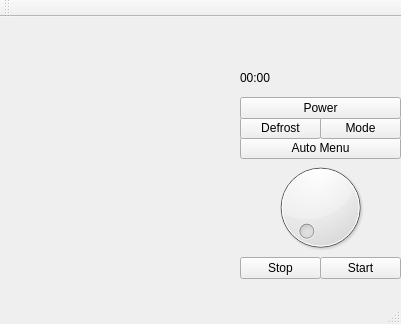
ahmed-bensaad/Microwave, file mainwindow.ui: the form before one commit.
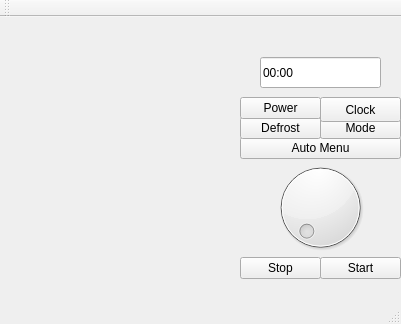
The form after the commit.

Commit message: Minor changes in GUI + first implementation of the statechart (still needs debugging)

The edit to the form file:
```diff
--- a/mainwindow.ui
+++ b/mainwindow.ui
@@ -94,7 +94,7 @@
      <rect>
       <x>240</x>
       <y>80</y>
-      <width>161</width>
+      <width>81</width>
       <height>22</height>
      </rect>
     </property>
@@ -102,13 +102,26 @@
      <string>Power</string>
     </property>
    </widget>
-   <widget class="QLabel" name="label">
+   <widget class="QPushButton" name="clock">
     <property name="geometry">
      <rect>
-      <x>240</x>
+      <x>320</x>
+      <y>80</y>
+      <width>81</width>
+      <height>25</height>
+     </rect>
+    </property>
+    <property name="text">
+     <string>Clock</string>
+    </property>
+   </widget>
+   <widget class="QLineEdit" name="screen">
+    <property name="geometry">
+     <rect>
+      <x>260</x>
       <y>40</y>
-      <width>161</width>
-      <height>41</height>
+      <width>121</width>
+      <height>31</height>
      </rect>
     </property>
     <property name="text">
```
Left out of the diff: 16 changed lines with no effect on the pictures. The commit also changes 2 other files.
